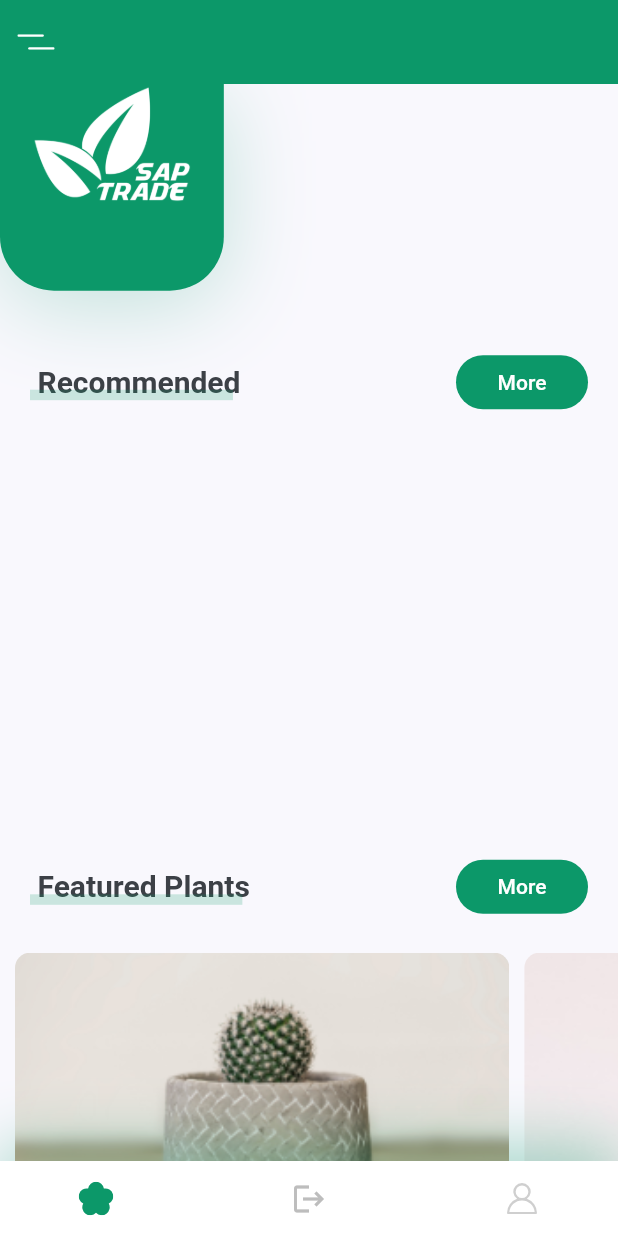
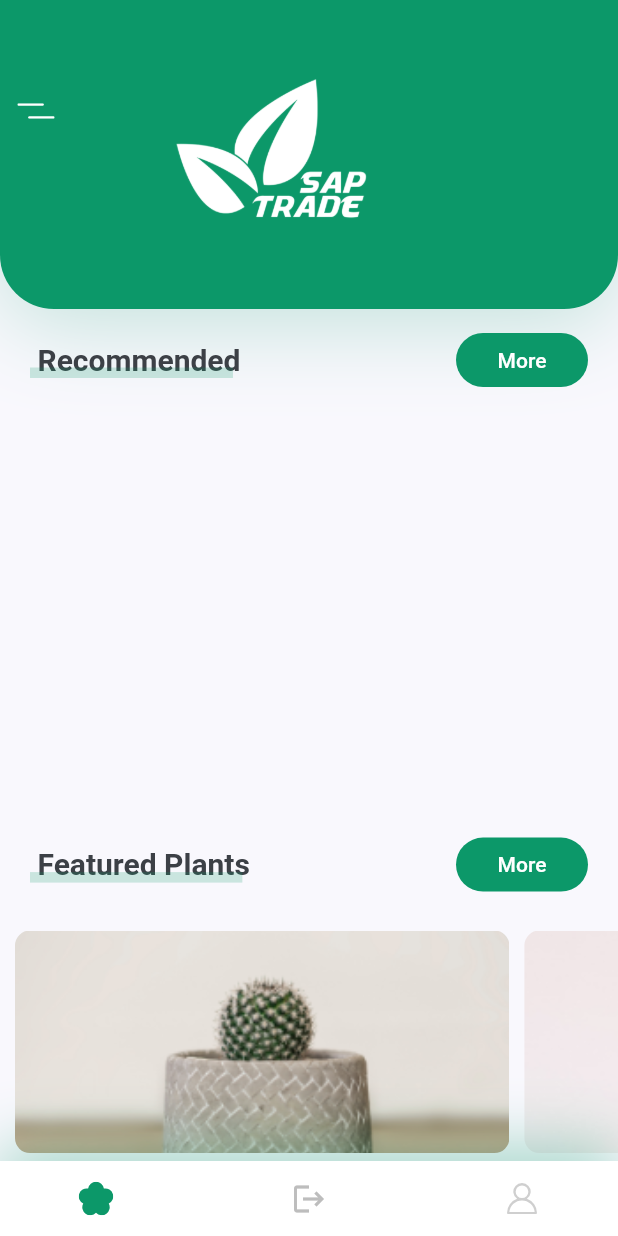
Before and after one commit to harshs0203/SapTrade, a Flutter app: the HomeScreen screen opened directly, on a phone screen of 412 x 824 dp. Run offline on Flutter 3.47's test engine with Material 2 defaults, Android fonts, the light colour scheme and no system bars; our stand-ins replace cloud_firestore, firebase_auth, firebase_core, flutter_spinkit, flutter_svg, google_sign_in and 1 more; accounts and stored records are empty.

Commit message:
UI db connected

```diff
--- a/lib/detail/detailScreen.dart
+++ b/lib/detail/detailScreen.dart
@@ -3,14 +3,14 @@ import 'package:sap_trade/detail/components/body.dart';
 import 'package:sap_trade/modals/sellers.dart';
 
 class DetailScreen extends StatelessWidget {
-  const DetailScreen({Key key, this.listSeller}) : super(key: key);
+  const DetailScreen({Key key, this.listSeller, this.index}) : super(key: key);
 
   final List listSeller;
-
+  final int index;
   @override
   Widget build(BuildContext context) {
     return Scaffold(
-      //body: Body(seller: listSeller),
+      body: Body(listSeller: listSeller, index: index),
     );
   }
 }
--- a/lib/home/components/body.dart
+++ b/lib/home/components/body.dart
@@ -9,7 +9,7 @@ import 'FeaturePannel.dart';
 class Body extends StatelessWidget {
   const Body({Key key, this.sellers}) : super(key: key);
 
-  final List<Seller> sellers;
+  final List sellers;
 
   @override
   Widget build(BuildContext context) {
@@ -21,7 +21,7 @@ class Body extends StatelessWidget {
           HeaderWithImage(size: size), //no data required
           TitleWithMoreBtn(
               title: "Recommended", press: () {}), // no data required
-          RecommendedPanel(listSellers: sellers,), //REQUIRED
+          RecommendedPanel(listSellers: sellers), //REQUIRED
           TitleWithMoreBtn(
             title: 'Featured Plants',
             press: () {},
--- a/lib/home/components/header_with_image.dart
+++ b/lib/home/components/header_with_image.dart
@@ -1,4 +1,6 @@
 import 'package:flutter/material.dart';
+import 'package:flutter_svg/flutter_svg.dart';
+import 'package:sap_trade/sale/Screens/PersonalDetails.dart';
 import '../../constants.dart';
 
 class HeaderWithImage extends StatelessWidget {
@@ -14,16 +16,17 @@ class HeaderWithImage extends StatelessWidget {
     return Container(
       margin: EdgeInsets.only(bottom: kDefaultPadding * 0.5),
       // It will cover 20% of our total height
-      height: size.height * 0.2,
+      height: size.height * 0.25,
+      width: size.width,
       child: Stack(
         children: <Widget>[
           Container(
             padding: EdgeInsets.only(
-              left: kDefaultPadding,
+              top: kDefaultPadding * 2.5,
               right: kDefaultPadding,
               bottom: 36 + kDefaultPadding,
             ),
-            height: size.height * 0.2 - 27,
+            width: size.width,
             decoration: BoxDecoration(
               color: kPrimaryColor,
               borderRadius: BorderRadius.only(
@@ -38,9 +41,27 @@ class HeaderWithImage extends StatelessWidget {
                 ),
               ],
             ),
-            child: Image.asset(
-              'assets/images/LOGO1.png',
-              height: 700,
+            child: Row(
+              children: [
+                Column(
+                  children: [
+                    IconButton(
+                      icon: SvgPicture.asset("assets/icons/menu.svg"),
+                      onPressed: () {
+                        Navigator.push(
+                          context,
+                          MaterialPageRoute(builder: (context) => PersonalDetail()),
+                        );
+                      },
+                    ),
+                  ],
+                ),
+                SizedBox(width: size.width * 0.16,),
+                Image.asset(
+                  'assets/images/LOGO1.png',
+                  height: size.height * 0.5,
+                ),
+              ],
             ),
           ),
         ],
--- a/lib/home/home_screen.dart
+++ b/lib/home/home_screen.dart
@@ -1,9 +1,10 @@
 import 'package:cloud_firestore/cloud_firestore.dart';
 import 'package:flutter/material.dart';
+import 'package:sap_trade/constants.dart';
+import 'package:sap_trade/detail/components/animated_container.dart';
+import 'package:sap_trade/detail/components/image_pannel.dart';
 import 'package:sap_trade/home/components/body.dart';
 import 'package:sap_trade/modals/sellers.dart';
-import 'package:sap_trade/sale/Screens/PersonalDetails.dart';
-import 'package:flutter_svg/flutter_svg.dart';
 import 'package:sap_trade/services/database/dataBaseServices.dart';
 import 'components/BottomNavigationBar.dart';
 
@@ -13,53 +14,33 @@ class HomeScreen extends StatefulWidget {
 }
 
 class _HomeScreenState extends State<HomeScreen> {
-   Seller seller = Seller();
-   List<Seller> listSeller = List();
-  // @override
-  // void initState() {
-  //   DatabaseServices().fetchSellerInfo().then((value) {
-   //               seller = value;
-   //             });
-  //   DatabaseServices().fetchSellerInfo();
-  //   super.initState();
-  // }
+  Seller seller = Seller();
+  CollectionReference dbService = new DatabaseServices().plantCollection;
+
+  //List<Seller> listSeller = List();
+  List<dynamic> plants = [];
 
   @override
   Widget build(BuildContext context) {
     return Scaffold(
-      appBar: buildAppBar(context),
       body: StreamBuilder<QuerySnapshot>(
-        stream: DatabaseServices().plantCollection.snapshots(),
-        builder: (context, snapshot)  {
-          if (snapshot.hasData) {
-            DatabaseServices().fetchSellerInfo().then((value) {
-                seller = value;
-                listSeller.add(seller);
-            });
+        stream: dbService.snapshots(),
+        builder: (context, snapshot) {
+          if (!snapshot.hasData) {
+            return Center(
+              child: CircularProgressIndicator(
+                color: kPrimaryColor,
+              ),
+            );
           }
-         return Body(sellers: listSeller);
+
+          final List plants =
+              snapshot.data.docs.map((plant) => plant.data()).toList();
+
+         return Body(sellers: plants);
         },
       ),
       bottomNavigationBar: BottomBar(),
     );
   }
 }
-
-AppBar buildAppBar(context) {
-  return AppBar(
-    elevation: 0,
-    leading: Row(
-      children: [
-        IconButton(
-          icon: SvgPicture.asset("assets/icons/menu.svg"),
-          onPressed: () {
-            Navigator.push(
-              context,
-              MaterialPageRoute(builder: (context) => PersonalDetail()),
-            );
-          },
-        ),
-      ],
-    ),
-  );
-}
```
Also changed, not shown: lib/detail/components/animated_container.dart (+73 -41 lines), lib/detail/components/body.dart (+72 -60 lines), lib/detail/components/image_pannel.dart (+14 -7 lines), lib/home/components/recommendedPannel.dart (+10 -8 lines), lib/services/database/dataBaseServices.dart (+27 -26 lines).
